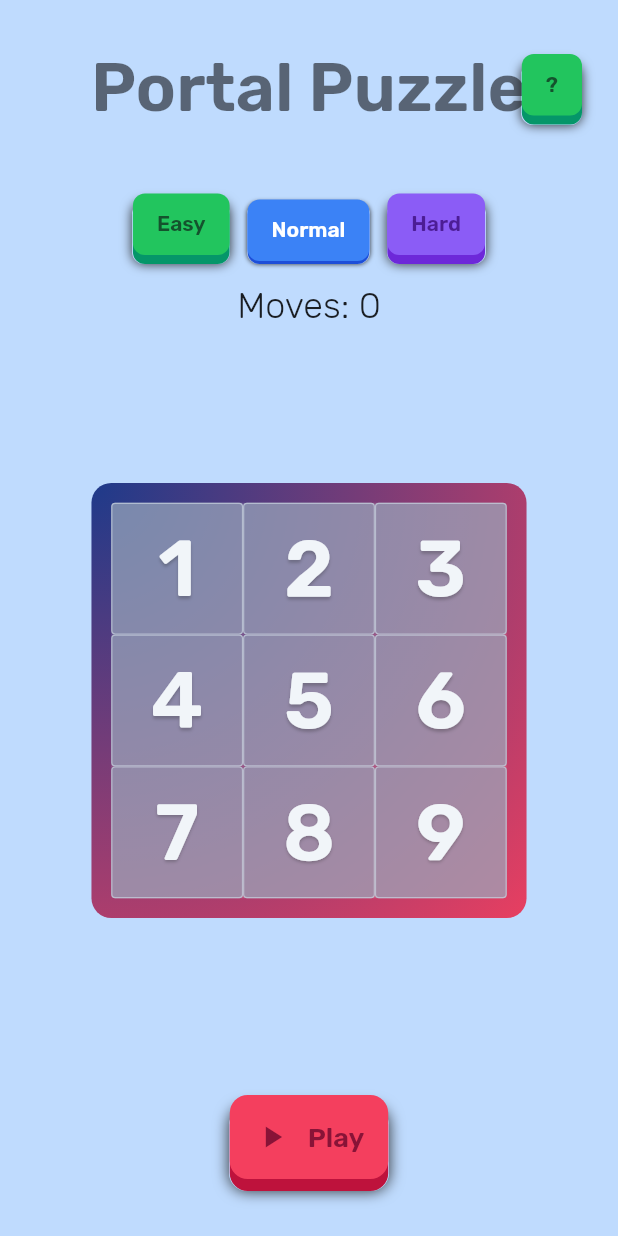
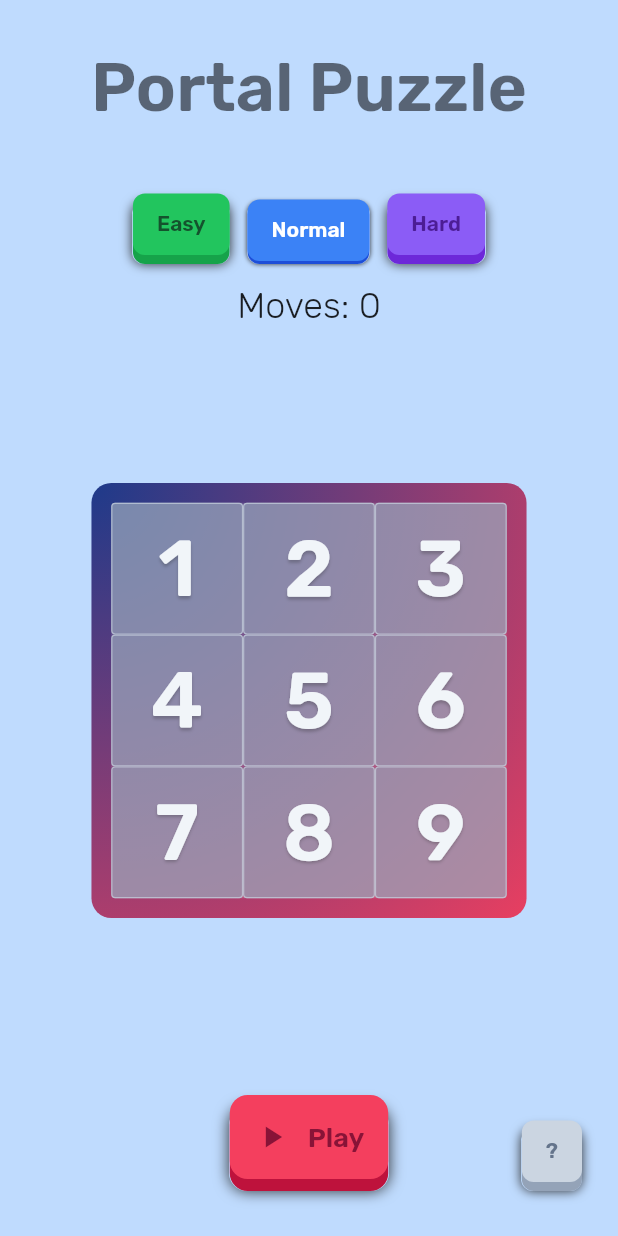
Before and after one commit to mivoligo/portal_puzzle, a Flutter app: the screen it shows after launch, on a phone screen of 412 x 824 dp. Run offline on Flutter 3.47's test engine with Material 2 defaults, Android fonts, the phone set to English and light mode, and no system bars; our stand-ins replace confetti.

Commit message:
Change colors of info button

```diff
--- a/lib/constants.dart
+++ b/lib/constants.dart
@@ -6,7 +6,7 @@ const widthMedium = 1240;
 const widthLarge = 1440;
 const veryLightGreen = Color(0xFFBBF7D0);
 const lightGreen = Color(0xFF22C55E);
-const green = Color(0xFF059669);
+const green = Color(0xFF16A34A);
 const darkGreen = Color(0xFF14532D);
 const veryLightBlue = Color(0xFFBFDBFE);
 const lightBlue = Color(0xFF3B82F6);
@@ -19,3 +19,6 @@ const darkViolet = Color(0xFF4C1D95);
 const lightRose = Color(0xFFF43F5E);
 const rose = Color(0xFFBE123C);
 const darkRose = Color(0xFF881337);
+const lightSlate = Color(0xFFCBD5E1);
+const slate = Color(0xFF94A3B8);
+const darkSlate = Color(0xFF64748B);
--- a/lib/small_layout.dart
+++ b/lib/small_layout.dart
@@ -69,7 +69,7 @@ class SmallLayout extends StatelessWidget {
         ),
         const Positioned(
           right: 24,
-          top: 40,
+          bottom: 32,
           child: InfoButton(),
         )
       ],
--- a/lib/widgets/info_button.dart
+++ b/lib/widgets/info_button.dart
@@ -10,10 +10,10 @@ class InfoButton extends StatelessWidget {
   Widget build(BuildContext context) {
     return FancyButton(
       label: '?',
-      surfaceColor: k.lightGreen,
-      sideColor: k.green,
-      textColor: k.darkGreen,
-      onPressed: () {},
+      surfaceColor: k.lightSlate,
+      sideColor: k.slate,
+      textColor: k.darkSlate,
+      onPressed: () => showAboutDialog(context: context),
     );
   }
 }
```
